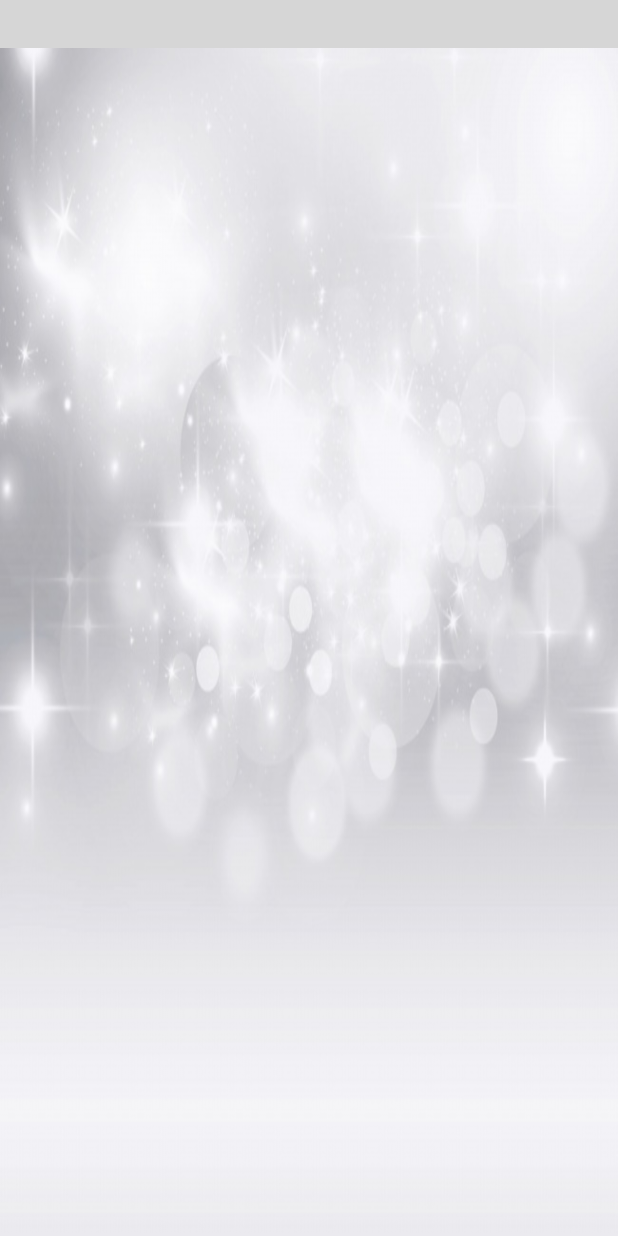
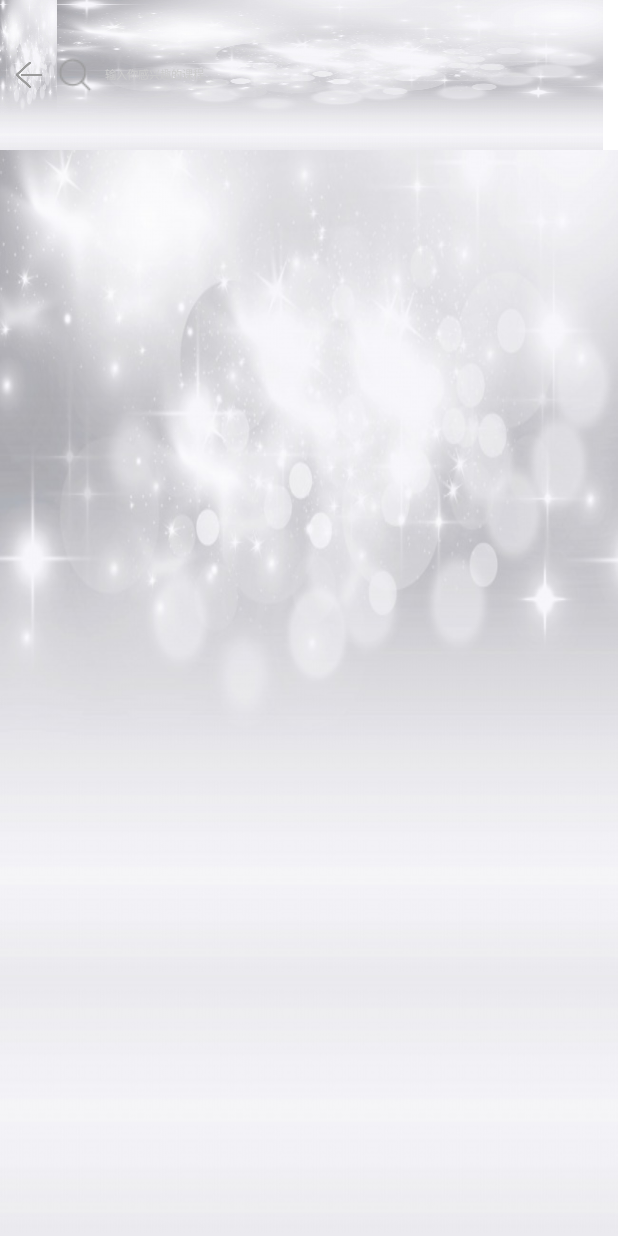
Before and after one commit to Voilance/XuanHu-Android, an Android app: the SearchDemo screen opened directly, with no data from a screen before it, on a phone screen of 412 x 824 dp. Run offline under Robolectric (Android 15) with nearby library versions, the phone set to English and light mode, and no system bars; grey boxes are pictures that could not be loaded.

Commit message:
提交文件

```diff
--- a/app/src/main/res/layout/activity_search.xml
+++ b/app/src/main/res/layout/activity_search.xml
@@ -8,7 +8,7 @@
     android:background="@drawable/white"
    >
 
-    <com.sourcey.xuanhu.SearchView
+    <cn.biketomotor.xh.xuanhu.Activity.SearchView
         android:id="@+id/search_view"
         android:layout_width="match_parent"
         android:layout_height="wrap_content"
```
